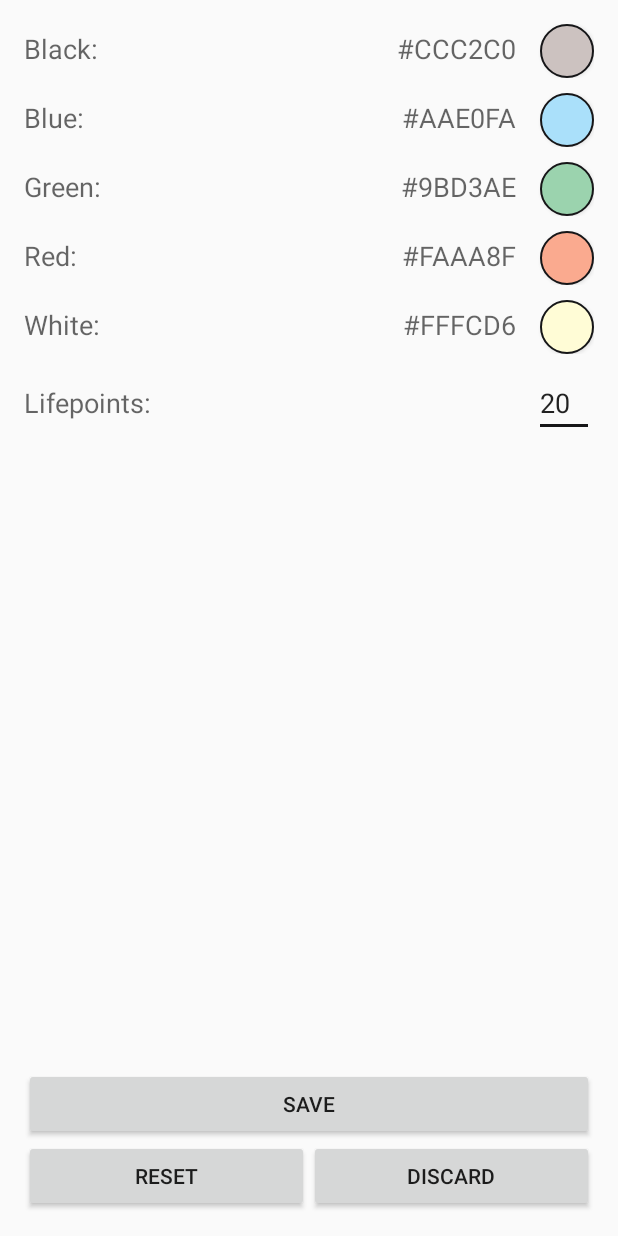
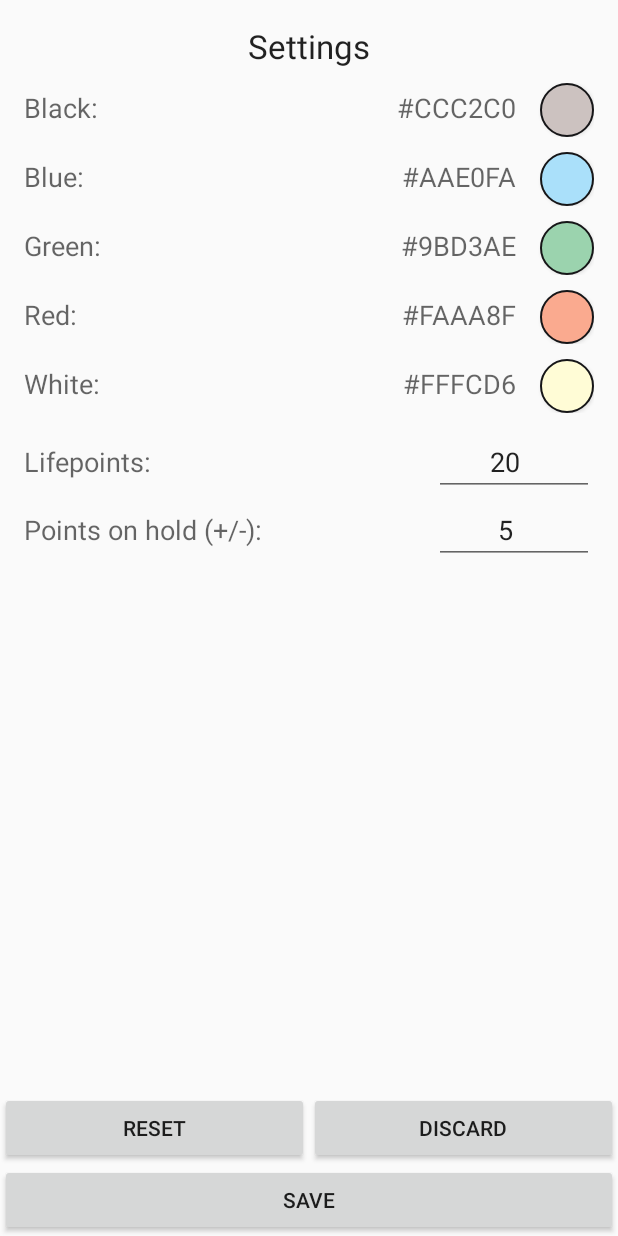
Before and after one commit to MarcelJurtz/LifeCounter, an Android app: the SettingsActivity screen opened directly, with no data from a screen before it, on a phone screen of 412 x 824 dp. Run offline under Robolectric (Android 15) with nearby library versions, the light colour scheme and no system bars; libraries missing offline, so code that uses them is left out: com.pes.androidmaterialcolorpickerdialog.

Commit message:
update settings to customize lifepoint amount on long click

```diff
--- a/app/build.gradle
+++ b/app/build.gradle
@@ -8,8 +8,8 @@ android {
         applicationId "com.marceljurtz.lifecounter"
         minSdkVersion 16
         targetSdkVersion 23
-        versionCode 7
-        versionName "7"
+        versionCode 8
+        versionName "8"
     }
     buildTypes {
         release {
--- a/app/src/main/java/com/marceljurtz/lifecounter/MainActivity.java
+++ b/app/src/main/java/com/marceljurtz/lifecounter/MainActivity.java
@@ -69,6 +69,10 @@ public class MainActivity extends AppCompatActivity {
     int LP_Default;
     int PP_Default;
 
+    // amount of points that will be added / substraced on long click
+    // default: 5
+    int longClickPoints;
+
     // Default settings
     boolean poisonEnabled = false;
     boolean colorSettingsEnabled = false;
@@ -98,7 +102,6 @@ public class MainActivity extends AppCompatActivity {
 
         player_home.setDefaults(LP_Default, PP_Default);
         player_guest.setDefaults(LP_Default, PP_Default);
-
 
         resetGame();
     }
@@ -131,6 +134,9 @@ public class MainActivity extends AppCompatActivity {
     // Beide Leben wieder auf 20 setzen
     // PoisonCounter deaktivieren
     private void resetGame() {
+
+        longClickPoints = SettingsService.getLongClickPoints(getApplicationContext());
+
         // Lifepoints
         //LP_Guest = LP_Default;
         //LP_Home = LP_Default;
@@ -368,7 +374,7 @@ public class MainActivity extends AppCompatActivity {
         cmdMinusGuest.setOnLongClickListener(new View.OnLongClickListener() {
             @Override
             public boolean onLongClick(View v) {
-                player_guest.updateLifepoints(-5, txtLifeCountGuest);
+                player_guest.updateLifepoints(longClickPoints * -1, txtLifeCountGuest);
                 return true;
             }
         });
@@ -384,7 +390,7 @@ public class MainActivity extends AppCompatActivity {
         cmdMinusHome.setOnLongClickListener(new View.OnLongClickListener() {
             @Override
             public boolean onLongClick(View v) {
-                player_home.updateLifepoints(-5, txtLifeCountHome);
+                player_home.updateLifepoints(longClickPoints * -1, txtLifeCountHome);
                 return true;
             }
         });
@@ -400,7 +406,7 @@ public class MainActivity extends AppCompatActivity {
         cmdPlusGuest.setOnLongClickListener(new View.OnLongClickListener() {
             @Override
             public boolean onLongClick(View v) {
-                player_guest.updateLifepoints(5, txtLifeCountGuest);
+                player_guest.updateLifepoints(longClickPoints, txtLifeCountGuest);
                 return true;
             }
         });
@@ -416,7 +422,7 @@ public class MainActivity extends AppCompatActivity {
         cmdPlusHome.setOnLongClickListener(new View.OnLongClickListener() {
             @Override
             public boolean onLongClick(View v) {
-                player_home.updateLifepoints(5, txtLifeCountHome);
+                player_home.updateLifepoints(longClickPoints, txtLifeCountHome);
                 return true;
             }
         });
--- a/app/src/main/java/com/marceljurtz/lifecounter/SettingsActivity.java
+++ b/app/src/main/java/com/marceljurtz/lifecounter/SettingsActivity.java
@@ -22,6 +22,7 @@ public class SettingsActivity extends Activity {
     TextView txtWhite;
 
     EditText txtLifepoints;
+    EditText txtLongClickPoints;
 
     Button cmdSelectBlack;
     Button cmdSelectBlue;
@@ -51,6 +52,7 @@ public class SettingsActivity extends Activity {
         txtWhite = (TextView) findViewById(R.id.txtColorWhite);
 
         txtLifepoints = (EditText) findViewById(R.id.txtLiveSelection);
+        txtLongClickPoints = (EditText) findViewById(R.id.txtLongClickPoints);
 
         selectedBlack = SettingsService.getColor(getApplicationContext(),getString(R.string.shared_preferences_color_black), ColorService.getDefaultBlack());
         selectedBlue = SettingsService.getColor(getApplicationContext(), getString(R.string.shared_preferences_color_blue), ColorService.getDefaultBlue());
@@ -65,6 +67,7 @@ public class SettingsActivity extends Activity {
         txtWhite.setText(ColorService.getHexString(selectedWhite));
 
         txtLifepoints.setText(String.valueOf(SettingsService.getLifepoints(getApplicationContext())));
+        txtLongClickPoints.setText(String.valueOf(SettingsService.getLongClickPoints(getApplicationContext())));
 
         cmdSelectBlack = (Button) findViewById(R.id.cmdSelectBlack);
         updateColor(cmdSelectBlack, txtBlack, selectedBlack);
@@ -207,6 +210,7 @@ public class SettingsActivity extends Activity {
                 SettingsService.saveColor(getApplicationContext(), getString(R.string.shared_preferences_color_white),selectedWhite);
 
                 SettingsService.setLifepoints(getApplicationContext(), Integer.parseInt(txtLifepoints.getText().toString()));
+                SettingsService.setLongClickPoints(getApplicationContext(), Integer.parseInt(txtLongClickPoints.getText().toString()));
                 finish();
             }
         });
@@ -237,7 +241,9 @@ public class SettingsActivity extends Activity {
                 updateColor(cmdSelectWhite, txtWhite, selectedWhite);
 
                 SettingsService.resetLifepoints(getApplicationContext());
+                SettingsService.resetLongClickPoints(getApplicationContext());
                 txtLifepoints.setText(String.valueOf(SettingsService.getLifepoints(getApplicationContext())));
+                txtLongClickPoints.setText(String.valueOf(SettingsService.getLongClickPoints(getApplicationContext())));
             }
         });
 
--- a/app/src/main/java/com/marceljurtz/lifecounter/SettingsService.java
+++ b/app/src/main/java/com/marceljurtz/lifecounter/SettingsService.java
@@ -7,6 +7,7 @@ import android.content.SharedPreferences;
 public class SettingsService {
 
     private static final int DEFAULT_LIFEPOINTS = 20;
+    private static final int DEFAULT_LONG_CLICK_POINTS = 5;
 
     public static int getColor(Context context, String colorString, int nullReturn) {
         SharedPreferences sp = context.getSharedPreferences(context.getString(R.string.shared_preferences_name), Activity.MODE_PRIVATE);
@@ -39,4 +40,20 @@ public class SettingsService {
     public static int getDefaultPoisonPoints() {
         return 0;
     }
+
+    public static int getLongClickPoints(Context context) {
+        SharedPreferences sp = context.getSharedPreferences(context.getString(R.string.shared_preferences_name), Activity.MODE_PRIVATE);
+        return sp.getInt(context.getString(R.string.shared_preferences_long_click_points), DEFAULT_LONG_CLICK_POINTS);
+    }
+
+    public static void setLongClickPoints(Context context, int points) {
+        SharedPreferences sp = context.getSharedPreferences(context.getString(R.string.shared_preferences_name), Activity.MODE_PRIVATE);
+        SharedPreferences.Editor editor = sp.edit();
+        editor.putInt(context.getString(R.string.shared_preferences_long_click_points), points);
+        editor.commit();
+    }
+
+    public static void resetLongClickPoints(Context context) {
+        setLongClickPoints(context, DEFAULT_LONG_CLICK_POINTS);
+    }
 }
--- a/app/src/main/res/layout/activity_settings.xml
+++ b/app/src/main/res/layout/activity_settings.xml
@@ -1,4 +1,19 @@
 <?xml version="1.0" encoding="utf-8"?>
+<RelativeLayout
+    xmlns:android="http://schemas.android.com/apk/res/android"
+    android:focusable="true"
+    android:focusableInTouchMode="true"
+    android:layout_width="match_parent"
+    android:layout_height="match_parent">
+
+<ScrollView
+    android:layout_width="match_parent"
+    android:layout_height="wrap_content"
+    android:fillViewport="true"
+    android:layout_above="@+id/lButtonLayout"
+    android:layout_alignParentTop="true"
+    android:layout_weight="1">
+
         <RelativeLayout xmlns:android="http://schemas.android.com/apk/res/android"
             xmlns:tools="http://schemas.android.com/tools"
             android:layout_width="match_parent"
@@ -9,12 +24,22 @@
             android:paddingTop="@dimen/activity_vertical_margin"
             tools:context="com.marceljurtz.lifecounter.SettingsActivity">
 
+            <TextView
+                android:layout_width="wrap_content"
+                android:layout_height="wrap_content"
+                android:textAppearance="?android:attr/textAppearanceLarge"
+                android:text="Settings"
+                android:id="@+id/lblHeadline"
+                android:layout_alignParentTop="true"
+                android:layout_centerHorizontal="true"
+                android:paddingBottom="10dp" />
+
             <!-- BLACK -->
             <LinearLayout
                 android:orientation="horizontal"
                 android:layout_width="match_parent"
                 android:layout_height="wrap_content"
-        android:layout_alignParentTop="true"
+                android:layout_below="@+id/lblHeadline"
                 android:layout_alignParentLeft="true"
                 android:layout_alignParentStart="true"
                 android:id="@+id/lColorBlack"
@@ -231,7 +256,7 @@
                     android:layout_weight="0"
                     android:textAppearance="?android:attr/textAppearanceMedium"
                     android:text="@string/setting_default_lives"
-            android:id="@+id/lblLiveSelection" />
+                    android:id="@+id/lblLiveSelection"/>
 
                 <View
                     android:layout_width="0dp"
@@ -247,10 +272,63 @@
                     android:paddingRight="16dp"
                     android:textAppearance="?android:attr/textAppearanceMedium"
                     android:id="@+id/txtLiveSelection"
-            android:hint="20" />
+                    android:hint="20"
+                    android:ems="5"
+                    android:maxLength="3"
+                    android:textAlignment="center"
+                    android:nextFocusUp="@id/txtLiveSelection"
+                    android:nextFocusLeft="@id/txtLiveSelection"/>
 
             </LinearLayout>
 
+            <!-- LONGCLICK - POINTS -->
+            <LinearLayout
+                android:orientation="horizontal"
+                android:layout_width="match_parent"
+                android:layout_height="wrap_content"
+                android:layout_below="@id/lLiveSelection"
+                android:id="@+id/lLongClickPoints">
+
+
+                <TextView
+                    android:layout_width="wrap_content"
+                    android:layout_height="wrap_content"
+                    android:layout_weight="0"
+                    android:textAppearance="?android:attr/textAppearanceMedium"
+                    android:text="@string/setting_default_long_click_points"
+                    android:id="@+id/lblLongClickPoints" />
+
+                <View
+                    android:layout_width="0dp"
+                    android:layout_height="0dp"
+                    android:layout_weight="1" />
+
+                <EditText
+                    android:layout_width="wrap_content"
+                    android:layout_height="wrap_content"
+                    android:inputType="number"
+                    android:layout_weight="0"
+                    android:paddingEnd="16dp"
+                    android:paddingRight="16dp"
+                    android:textAppearance="?android:attr/textAppearanceMedium"
+                    android:id="@+id/txtLongClickPoints"
+                    android:hint="5"
+                    android:ems="5"
+                    android:maxLength="2"
+                    android:textAlignment="center" />
+
+            </LinearLayout>
+
+        </RelativeLayout>
+</ScrollView>
+
+    <LinearLayout
+        android:layout_width="match_parent"
+        android:layout_height="wrap_content"
+        android:id="@+id/lButtonLayout"
+        android:orientation="vertical"
+        android:layout_alignParentBottom="true"
+        android:layout_weight="1">
         <LinearLayout
             android:orientation="horizontal"
             android:layout_width="match_parent"
@@ -279,6 +357,7 @@
             android:layout_height="wrap_content"
             android:text="Save"
             android:id="@+id/cmdSaveChanges"
-        android:layout_above="@+id/linearLayout"
+            android:layout_alignParentBottom="true"
             android:layout_centerHorizontal="true" />
+    </LinearLayout>
 </RelativeLayout>
--- a/app/src/main/res/values/strings.xml
+++ b/app/src/main/res/values/strings.xml
@@ -6,6 +6,7 @@
     <string name="setting_color_red">Red:</string>
     <string name="setting_color_white">White:</string>
     <string name="setting_default_lives">Lifepoints:</string>
+    <string name="setting_default_long_click_points">Points on hold (+/-):</string>
 
     <string name="shared_preferences_name">MTG_SETTINGS</string>
     <string name="shared_preferences_color_black">COLOR_BLACK</string>
@@ -15,4 +16,5 @@
     <string name="shared_preferences_color_white">COLOR_WHITE</string>
 
     <string name="shared_preferences_lifepoints">DEFAULT_LIFEPOINTS</string>
+    <string name="shared_preferences_long_click_points">DEFAULT_LONG_CLICK_POINTS</string>
 </resources>
```
Also changed, not shown: 8 other files. Lines whose indentation alone changed are shown as unchanged.
